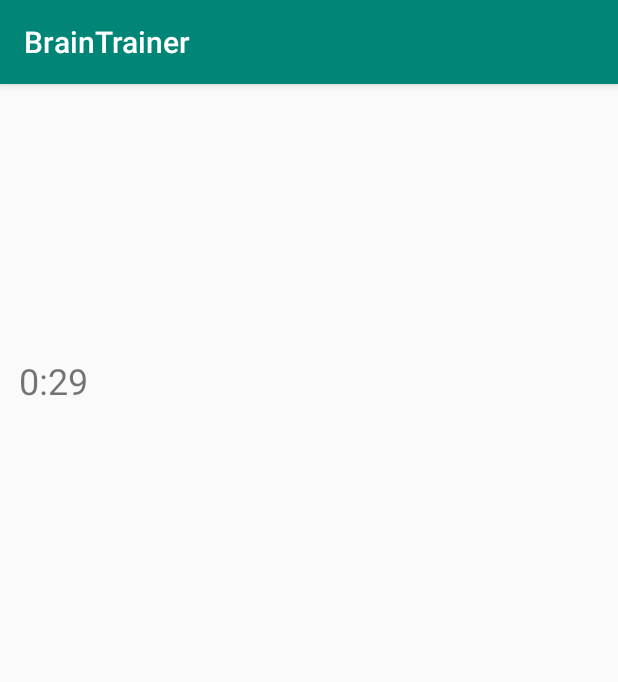
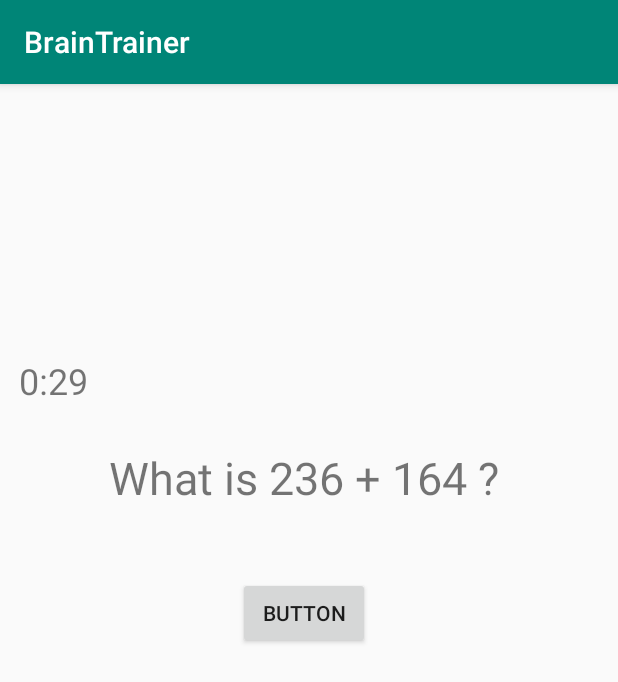
Before and after one commit to anushravmudgal/BrainTrainer, an Android app: the Game screen opened directly, with no data from a screen before it, on a phone screen of 412 x 824 dp. Shown: the top 682 px of the screen. Run offline under Robolectric (Android 15) with nearby library versions, the phone set to English and light mode, and no system bars.

```diff
--- a/app/src/main/java/com/example/braintrainer/Game.java
+++ b/app/src/main/java/com/example/braintrainer/Game.java
@@ -7,27 +7,62 @@ import android.os.Build;
 import android.os.Bundle;
 import android.os.CountDownTimer;
 import android.util.Log;
+import android.view.View;
 import android.widget.TextView;
+
+import java.util.Random;
 
 import static java.lang.Boolean.TRUE;
 
 public class Game extends AppCompatActivity {
-    TextView ti;
+    TextView ti,qu;
+    Random r;
+    int num1, num2, ans=0;
+
+    public String qgen(){
+
+        String ques;
+        num1 = r.nextInt(1000);
+        num2 = r.nextInt(1000);
+        ques = "What is "+num1+" + "+num2 +" ?";
+
+        return ques;
+    }
+public void click(View v){
+
+        question();
+}
+
+
+    public void question(){
+        qu = findViewById(R.id.ques);
+        String s1 = qgen();
+        qu.setText(s1);
+        ans = num1+num2;
+
+    }
 
     @Override
     protected void onCreate(Bundle savedInstanceState) {
         super.onCreate(savedInstanceState);
         setContentView(R.layout.activity_game);
         ti = findViewById(R.id.timer);
+        num1 = 0;
+        num2 = 0;
+        r = new Random();
+        question();
+
+
         ti.setText("0:30");
+
 
         new CountDownTimer(30000+100, 1000) {
             @RequiresApi(api = Build.VERSION_CODES.N)
-            public void onTick(long millis) {
 
 
 
 
+            public void onTick(long millis) {
 
                 int t = (int) millis;
 
--- a/app/src/main/res/layout/activity_game.xml
+++ b/app/src/main/res/layout/activity_game.xml
@@ -16,4 +16,30 @@
         android:layout_marginBottom="554dp"
         android:text="0:30"
         android:textSize="24sp" />
+
+    <TextView
+        android:id="@+id/ques"
+        android:layout_width="277dp"
+        android:layout_height="60dp"
+        android:layout_alignParentStart="true"
+        android:layout_alignParentEnd="true"
+        android:layout_alignParentBottom="true"
+        android:layout_marginStart="64dp"
+        android:layout_marginEnd="70dp"
+        android:layout_marginBottom="475dp"
+        android:gravity="center|center_horizontal"
+        android:text="TextView"
+        android:textSize="30sp" />
+
+    <Button
+        android:id="@+id/button2"
+        android:layout_width="wrap_content"
+        android:layout_height="wrap_content"
+        android:layout_alignParentEnd="true"
+        android:layout_alignParentBottom="true"
+        android:layout_marginEnd="165dp"
+        android:layout_marginBottom="391dp"
+        android:onClick="click"
+        android:text="Button" />
+
 </RelativeLayout>
```
